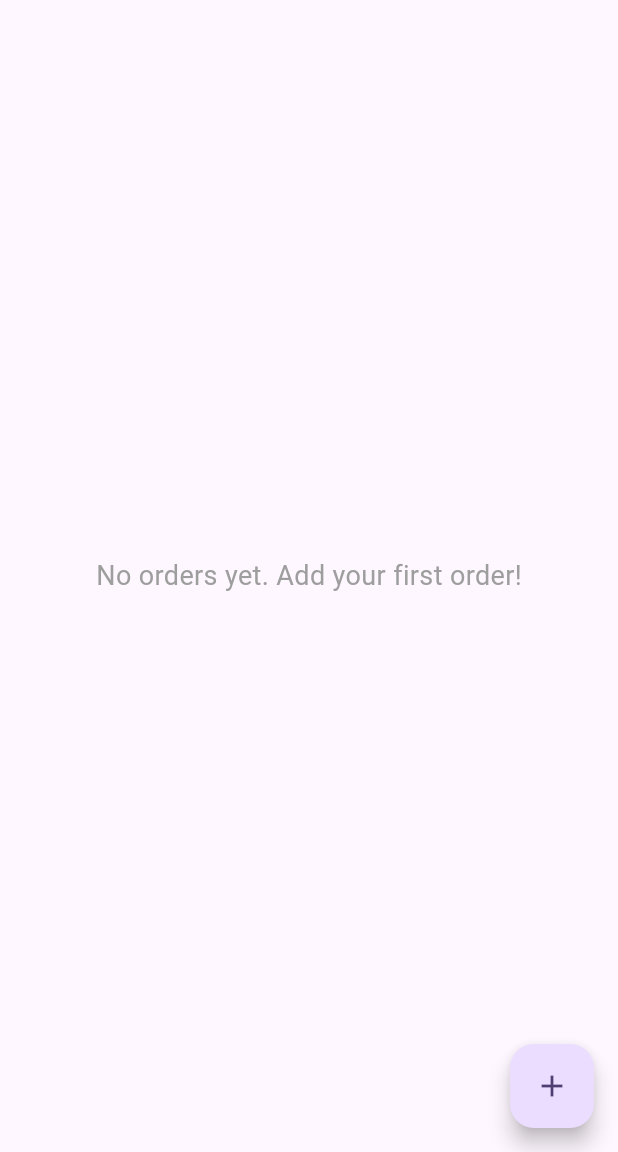
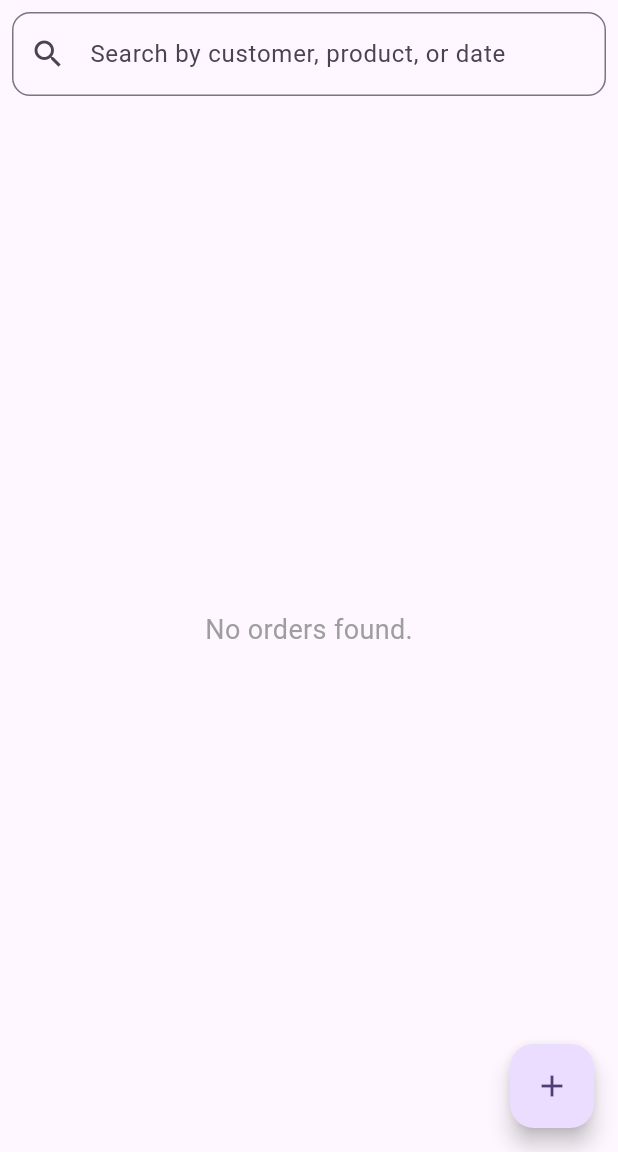
Before and after one commit to rharff/order-management-app, a Flutter app: the OrdersPage screen opened by its route, on a phone screen of 412 x 824 dp, the part 84-1236 px from its top. Run offline on Flutter 3.47's test engine with Material 3 defaults, Android fonts, the phone set to English and light mode, and no system bars; our stand-ins replace shared_preferences; accounts and stored records are empty.

Commit message:
add search

```diff
--- a/lib/pages/dashboard/dashboard_page.dart
+++ b/lib/pages/dashboard/dashboard_page.dart
@@ -85,7 +85,7 @@ class _DashboardPageState extends State<DashboardPage> {
     }
 
     setState(() {
-      _totalOrders = orders.length + completedOrders.length;
+      _totalOrders = orders.length;
 
       final now = DateTime.now();
       int todayActiveOrders = 0;
@@ -137,7 +137,7 @@ class _DashboardPageState extends State<DashboardPage> {
           _nextOrderCountdown = 'sebentar lagi';
         }
       } else {
-        _nextOrderCountdown = 'Tidak ada';
+        _nextOrderCountdown = 'null';
       }
     });
   }
--- a/lib/pages/order/completed_orders_page.dart
+++ b/lib/pages/order/completed_orders_page.dart
@@ -57,12 +57,6 @@ class _CompletedOrdersPageState extends State<CompletedOrdersPage> {
   void _uncompleteOrder(int index, Map<String, dynamic> order) {
     setState(() {
       final movedOrder = completedOrders.removeAt(index);
-      // Assuming 'orders' list is available globally or passed via a callback if in separate context
-      // For simplicity, we'll call the save method of OrdersPage
-      // In a more complex app, consider a state management solution (Provider, Riverpod, BLoC)
-      // For now, we'll rely on shared_preferences reload on OrdersPage's initState.
-      // To immediately move it back, we need a way to access the 'orders' list from OrdersPage.
-      // Let's pass a callback to handle this for now.
       Navigator.of(context).pop({'action': 'uncomplete', 'order': movedOrder});
     });
     _saveCompletedOrders();
--- a/lib/pages/order/orders_page.dart
+++ b/lib/pages/order/orders_page.dart
@@ -18,6 +18,8 @@ class OrdersPage extends StatefulWidget {
 }
 
 class _OrdersPageState extends State<OrdersPage> {
+  String _searchQuery = '';
+
   @override
   void initState() {
     super.initState();
@@ -159,6 +161,21 @@ class _OrdersPageState extends State<OrdersPage> {
 
   @override
   Widget build(BuildContext context) {
+    // Filter orders by search query
+    List<Map<String, dynamic>> filteredOrders =
+        orders.where((order) {
+          final customer = (order['customer'] ?? '').toString().toLowerCase();
+          final product = (order['product'] ?? '').toString().toLowerCase();
+          final date =
+              order['datetimeObj'] != null
+                  ? DateFormat('yyyy-MM-dd').format(order['datetimeObj'])
+                  : (order['datetime'] ?? '').toString();
+          final query = _searchQuery.toLowerCase();
+          return customer.contains(query) ||
+              product.contains(query) ||
+              date.contains(query);
+        }).toList();
+
     return Scaffold(
       appBar: AppBar(
         title: const Text('Orders'),
@@ -183,31 +200,55 @@ class _OrdersPageState extends State<OrdersPage> {
           ),
         ],
       ),
-      body:
-          orders.isEmpty
+      body: Column(
+        children: [
+          Padding(
+            padding: const EdgeInsets.all(8.0),
+            child: TextField(
+              decoration: InputDecoration(
+                hintText: 'Search by customer, product, or date',
+                prefixIcon: Icon(Icons.search),
+                border: OutlineInputBorder(
+                  borderRadius: BorderRadius.circular(12),
+                ),
+              ),
+              onChanged: (value) {
+                setState(() {
+                  _searchQuery = value;
+                });
+              },
+            ),
+          ),
+          Expanded(
+            child:
+                filteredOrders.isEmpty
                     ? const Center(
                       child: Text(
-                  'No orders yet. Add your first order!',
+                        'No orders found.',
                         style: TextStyle(fontSize: 18, color: Colors.grey),
                       ),
                     )
                     : ListView.builder(
-                itemCount: orders.length,
+                      itemCount: filteredOrders.length,
                       itemBuilder: (context, index) {
-                  final order = orders[index];
+                        final order = filteredOrders[index];
+                        final originalIndex = orders.indexOf(order);
                         return OrderCard(
                           order: order,
-                    onEdit: () => _showEditOrderDialog(index),
+                          onEdit: () => _showEditOrderDialog(originalIndex),
                           onDelete: () {
                             setState(() {
-                        orders.removeAt(index);
+                              orders.removeAt(originalIndex);
                             });
                             _saveOrders();
                           },
-                    onToggleComplete: () => _completeOrder(index),
+                          onToggleComplete: () => _completeOrder(originalIndex),
                           isCompleted: false,
                         );
                       },
+                    ),
+          ),
+        ],
       ),
       floatingActionButton: FloatingActionButton(
         onPressed: _showAddOrderDialog,
--- a/lib/pages/product/products_data.dart
+++ /dev/null
@@ -1,7 +0,0 @@
-// products_data.dart
-// Shared product list for use across the app
-
-List<Map<String, dynamic>> products = [
-  {'name': 'Pie Buah biasa', 'price': 1500.00},
-  {'name': 'Pie Buah spesial', 'price': 2000.00},
-];
```
Also changed, not shown: lib/pages/customer/customers_page.dart (+47 -8 lines), lib/pages/product/products_page.dart (+47 -8 lines), lib/pages/order/order_notification_service.dart (added). Lines whose indentation alone changed are shown as unchanged.
